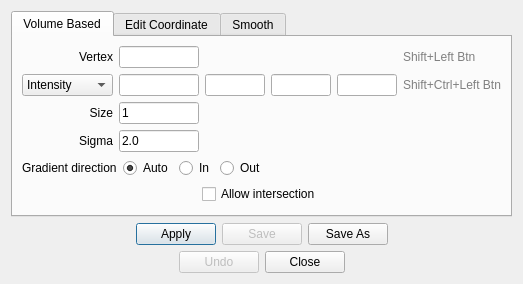
First picture: the form in freeview/DialogRepositionSurface.ui, repository freesurfer/freesurfer, before the edit.
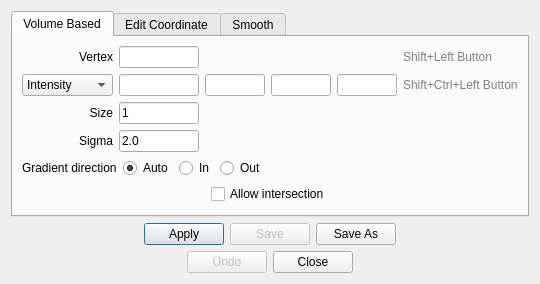
Second picture: the form after the edit.

Commit message: Fixed issues in editing labels simultaneously on surface and volume

```diff
--- a/freeview/DialogRepositionSurface.ui
+++ b/freeview/DialogRepositionSurface.ui
@@ -6,8 +6,8 @@
    <rect>
     <x>0</x>
     <y>0</y>
-    <width>405</width>
-    <height>317</height>
+    <width>438</width>
+    <height>312</height>
    </rect>
   </property>
   <property name="windowTitle">
@@ -115,7 +115,7 @@
             <string notr="true">color:gray;</string>
            </property>
            <property name="text">
-            <string>Shift+Left Btn</string>
+            <string>Shift+Left Button</string>
            </property>
           </widget>
          </item>
@@ -125,7 +125,7 @@
             <string notr="true">color: gray;</string>
            </property>
            <property name="text">
-            <string>Shift+Ctrl+Left Btn</string>
+            <string>Shift+Ctrl+Left Button</string>
            </property>
           </widget>
          </item>
```
Left out of the diff: 6 changed lines with no effect on the pictures. The commit also changes 2 other files.
